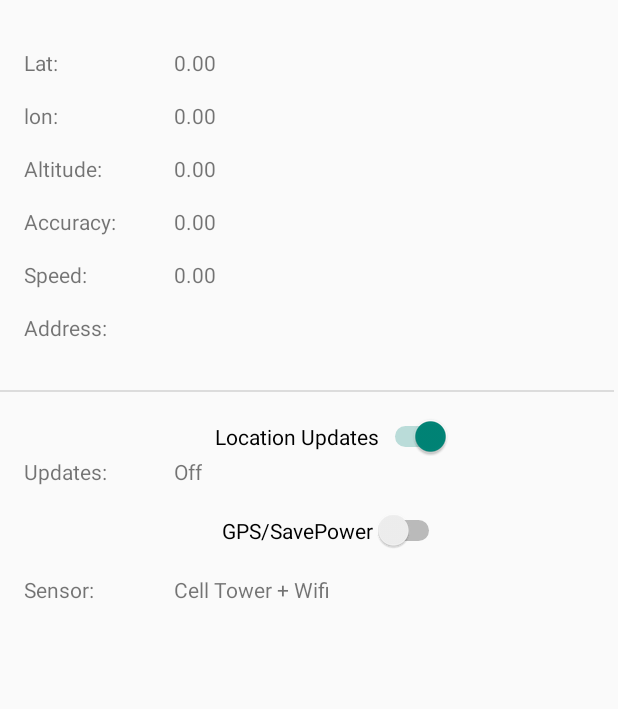
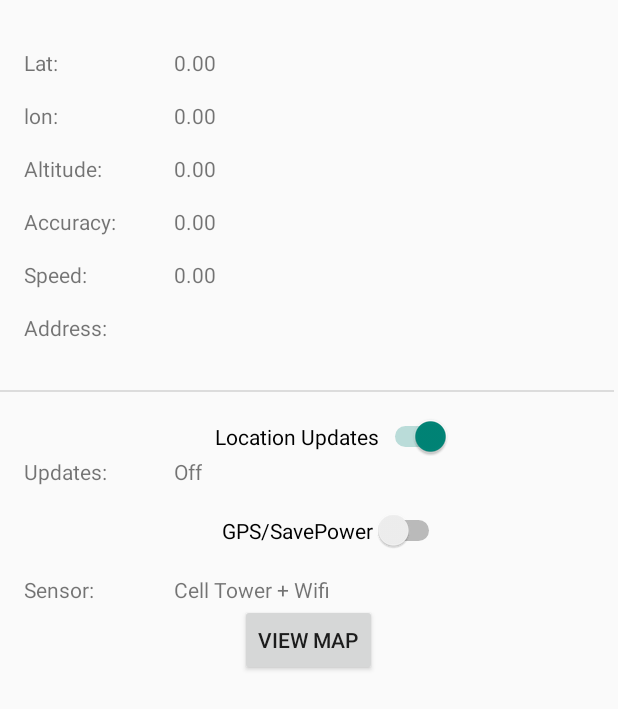
Before and after one commit to Sylforen/GPSTracker, an Android app built with Jetpack Compose: the screen it shows after launch (MainActivity), on a phone screen of 412 x 824 dp. Shown: the top 709 px of the screen. Run offline under Robolectric (Android 15) with nearby library versions, the phone set to English and light mode, and no system bars.

```diff
--- a/app/build.gradle.kts
+++ b/app/build.gradle.kts
@@ -64,5 +64,5 @@ dependencies {
     implementation ("androidx.compose.ui:ui-tooling-preview:1.0.5")
     implementation ("androidx.activity:activity-compose:1.3.1")
     implementation ("com.google.android.gms:play-services-location:21.3.0")
-
+    implementation ("org.slf4j:slf4j-simple:1.7.25")
 }
--- a/app/src/main/java/com/example/gpstracker/MainActivity.kt
+++ b/app/src/main/java/com/example/gpstracker/MainActivity.kt
@@ -4,12 +4,16 @@ import android.Manifest
 import android.annotation.SuppressLint
 import android.content.Context
 import android.content.pm.PackageManager
+import android.location.Address
+import android.location.Geocoder
 import android.location.Location
+import android.os.Build
 import android.os.Bundle
 import android.widget.Switch
 import android.widget.TextView
 import androidx.activity.ComponentActivity
 import androidx.activity.compose.setContent
+import androidx.annotation.RequiresApi
 import androidx.compose.foundation.layout.Column
 import androidx.compose.foundation.layout.padding
 import androidx.compose.material.MaterialTheme
@@ -49,7 +53,13 @@ class MainActivity : ComponentActivity() {
 
     lateinit var locationCallback: LocationCallback
 
-    @SuppressLint("WrongViewCast", "UseSwitchCompatOrMaterialCode")
+    lateinit var geocoder : Geocoder
+
+    //lateinit var
+
+
+    //@SuppressLint("WrongViewCast", "UseSwitchCompatOrMaterialCode")
+    @RequiresApi(Build.VERSION_CODES.TIRAMISU)
     override fun onCreate(savedInstanceState: Bundle?) {
         super.onCreate(savedInstanceState)
         setContent {
@@ -76,24 +86,29 @@ class MainActivity : ComponentActivity() {
         val sw_locationupdates: Switch = findViewById(R.id.sw_locationsupdates)
         val sw_gps: Switch = findViewById(R.id.sw_gps)
 
+
         // TODO: ADD DYNAMIC TOGGLE FOR DEFAULT INTERVAL + FAST INTERVAL
         var speed = DEFAULT_UPDATE_INTERVAL
-        var locationRequest: LocationRequest = LocationRequest.Builder(Priority.PRIORITY_BALANCED_POWER_ACCURACY, 30000).build()
+        var locationRequest: LocationRequest =
+            LocationRequest.Builder(Priority.PRIORITY_HIGH_ACCURACY, 30000).build()
 
 
 
         sw_gps.setOnClickListener {
             if (sw_gps.isChecked) {
                 // most accurate - use GPS
-                locationRequest = LocationRequest.Builder(Priority.PRIORITY_HIGH_ACCURACY, 5000).build()
+                locationRequest =
+                    LocationRequest.Builder(Priority.PRIORITY_HIGH_ACCURACY, 5000).build()
                 tv_sensor.text = "Using GPS sensor"
             } else {
-                locationRequest = LocationRequest.Builder(Priority.PRIORITY_BALANCED_POWER_ACCURACY, 5000).build()
+                locationRequest =
+                    LocationRequest.Builder(Priority.PRIORITY_BALANCED_POWER_ACCURACY, 5000).build()
                 tv_sensor.text = "Using Towers + WiFi"
             }
         }
 
         locationCallback = object : LocationCallback() {
+            @RequiresApi(Build.VERSION_CODES.TIRAMISU)
             override fun onLocationResult(p0: LocationResult) {
                 super.onLocationResult(p0)
 
@@ -104,6 +119,7 @@ class MainActivity : ComponentActivity() {
             }
         }
 
+        @RequiresApi(Build.VERSION_CODES.TIRAMISU)
         fun startLocationUpdates() {
             tv_updates.text = "Location is being tracked"
 
@@ -124,7 +140,11 @@ class MainActivity : ComponentActivity() {
                 // for ActivityCompat#requestPermissions for more details.
                 return
             }
-            fusedLocationProviderClient.requestLocationUpdates(locationRequest, locationCallback, null)
+            fusedLocationProviderClient.requestLocationUpdates(
+                locationRequest,
+                locationCallback,
+                null
+            )
             updateGPS()
 
         }
@@ -132,7 +152,6 @@ class MainActivity : ComponentActivity() {
 
         fun stopLocationUpdates() {
             tv_updates.text = "Location is NOT being tracked"
-
             tv_lat.text = "Not tracking latitude"
             tv_lon.text = "Not tracking longitude"
             tv_speed.text = "Not tracking speed"
@@ -145,30 +164,41 @@ class MainActivity : ComponentActivity() {
         }
 
 
-        sw_locationupdates.setOnClickListener  {
+        sw_locationupdates.setOnClickListener {
 
-                if (sw_locationupdates.isChecked){
-                    // turn on location tracking
-                    startLocationUpdates()
-                } else {
-                    // turn off location tracking
-                    stopLocationUpdates()
-                }
+            if (sw_locationupdates.isChecked) {
+                // turn on location tracking
+                startLocationUpdates()
+
+            } else {
+                // turn off location tracking
+                stopLocationUpdates()
+
+            }
         }
 
 
-        if (ActivityCompat.checkSelfPermission(this, Manifest.permission.ACCESS_FINE_LOCATION) != PackageManager.PERMISSION_GRANTED) {
-            requestPermissions(arrayOf(Manifest.permission.ACCESS_FINE_LOCATION), PERMISSION_FINE_LOCATION)
+        if (ActivityCompat.checkSelfPermission(
+                this,
+                Manifest.permission.ACCESS_FINE_LOCATION
+            ) != PackageManager.PERMISSION_GRANTED
+        ) {
+            requestPermissions(
+                arrayOf(Manifest.permission.ACCESS_FINE_LOCATION),
+                PERMISSION_FINE_LOCATION
+            )
         } else {
             updateGPS()
         }
     } // end of onCreate()
 
+    @RequiresApi(Build.VERSION_CODES.TIRAMISU)
     override fun onRequestPermissionsResult(
         requestCode: Int,
         permissions: Array<out String>,
         grantResults: IntArray
     ) {
+
         super.onRequestPermissionsResult(requestCode, permissions, grantResults)
 
         when (requestCode) {
@@ -177,13 +207,17 @@ class MainActivity : ComponentActivity() {
                     updateGPS()
                 } else {
                     //Toast.makeText(this, "This app requires permission to be granted in order to work properly", Toast.LENGTH_SHORT).show()
-                    ///finish()
+                    //finish()
                     updateGPS()
                 }
+
             }
+
         }
+
     }
 
+    @RequiresApi(Build.VERSION_CODES.TIRAMISU)
     @SuppressLint("MissingPermission")
     fun updateGPS() {
         fusedLocationProviderClient.lastLocation.addOnSuccessListener { location ->
@@ -195,10 +229,13 @@ class MainActivity : ComponentActivity() {
         }
     }
 
+    @RequiresApi(Build.VERSION_CODES.TIRAMISU)
     private fun updateUIValues(location: Location) {
         // update all of the text view objects with a new location
+
         tv_lat.text = location.latitude.toString()
         tv_lon.text = location.longitude.toString()
+
 
         if (location.hasAltitude()) {
             tv_altitutde.text = location.altitude.toString()
@@ -212,11 +249,35 @@ class MainActivity : ComponentActivity() {
             tv_speed.text = "Not available on this device."
         }
 
-        if (location.hasAccuracy()){
+        if (location.hasAccuracy()) {
             tv_accuracy.text = location.accuracy.toString()
-        }else{
+        } else {
             tv_accuracy.text = "Not available on this device"
         }
+
+
+        val geocoder = Geocoder(this)
+        geocoder.getFromLocation(location.latitude, location.longitude, 1, object : Geocoder.GeocodeListener {
+            override fun onGeocode(addresses: List<Address>) {
+                if (addresses.isNotEmpty()) {
+                    val address: Address = addresses[0]
+                    runOnUiThread {
+                        tv_address.text = address.getAddressLine(0)
+                    }
+                } else {
+                    runOnUiThread {
+                        tv_address.text = "Address not found"
+                    }
+                }
+            }
+
+            override fun onError(errorMessage: String?) {
+                runOnUiThread {
+                    tv_address.text = "Unable to get address"
+                }
+            }
+        })
+
     }
 }
 
@@ -231,6 +292,8 @@ fun DisplayXmlContent(xmlResId: Int) {
         }
     }
 }
+
+
 
 fun parseXml(context: Context, xmlResId: Int): List<Pair<String, String>> {
     val xmlResourceParser = context.resources.getXml(xmlResId)
@@ -251,6 +314,8 @@ fun parseXml(context: Context, xmlResId: Int): List<Pair<String, String>> {
     return result
 }
 
+
+
 @Preview(showBackground = true)
 @Composable
 fun PreviewDisplayXmlContent() {
--- a/app/src/main/res/layout/activity_main.xml
+++ b/app/src/main/res/layout/activity_main.xml
@@ -2,6 +2,7 @@
 <androidx.constraintlayout.widget.ConstraintLayout xmlns:android="http://schemas.android.com/apk/res/android"
     xmlns:app="http://schemas.android.com/apk/res-auto"
     xmlns:tools="http://schemas.android.com/tools"
+    android:id="@+id/btn_showMap"
     android:layout_width="match_parent"
     android:layout_height="match_parent"
     tools:context=".MainActivity">
@@ -184,7 +185,17 @@
         android:layout_marginTop="32dp"
         android:background="?android:attr/listDivider"
         app:layout_constraintTop_toBottomOf="@+id/tv_address"
-        tools:layout_editor_absoluteX="1dp"
-        tools:ignore="MissingConstraints" />
+        tools:ignore="MissingConstraints"
+        tools:layout_editor_absoluteX="1dp" />
+
+    <Button
+        android:id="@+id/btn_showMap"
+        android:layout_width="wrap_content"
+        android:layout_height="wrap_content"
+        android:text="View Map"
+        app:layout_constraintEnd_toEndOf="parent"
+        app:layout_constraintHorizontal_bias="0.498"
+        app:layout_constraintStart_toStartOf="parent"
+        app:layout_constraintTop_toBottomOf="@+id/tv_sensor" />
 
 </androidx.constraintlayout.widget.ConstraintLayout>
```
